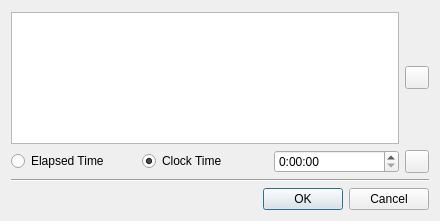
Above: src/gui/commentdialog.ui from madnight/chessx before the change. Below: the same form after it.
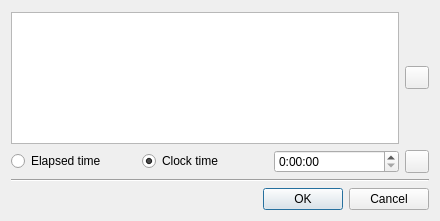
That is the form after the change. Icons and pictures are not drawn. Custom widgets are drawn as their Qt base class.

Diff of the .ui file:
```diff
--- a/src/gui/commentdialog.ui
+++ b/src/gui/commentdialog.ui
@@ -54,14 +54,14 @@
      <item>
       <widget class="QRadioButton" name="egtTime">
        <property name="text">
-        <string>Elapsed Time</string>
+        <string>Elapsed time</string>
        </property>
       </widget>
      </item>
      <item>
       <widget class="QRadioButton" name="clkTime">
        <property name="text">
-        <string>Clock Time</string>
+        <string>Clock time</string>
        </property>
        <property name="checked">
         <bool>true</bool>
```
